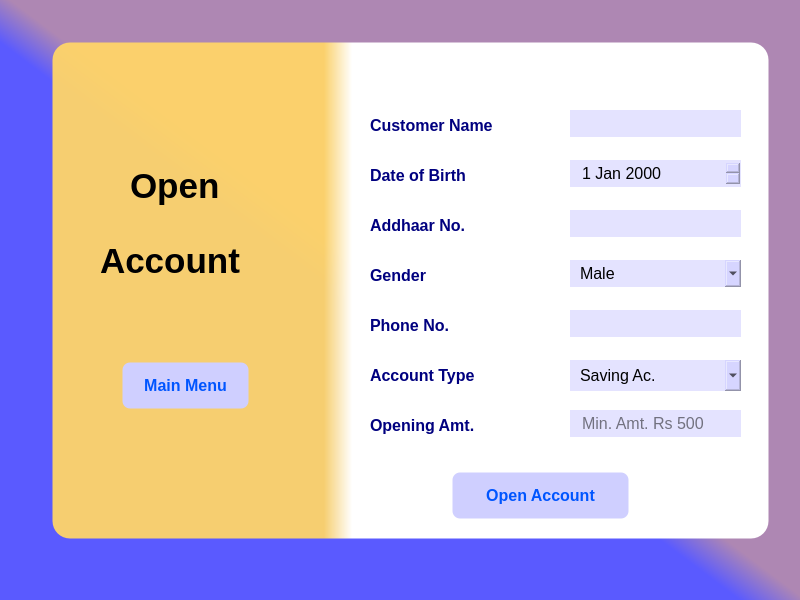
Before: the Qt Designer form mainwindow.ui in iamroHit12/BankMangement, drawn with Qt 5.
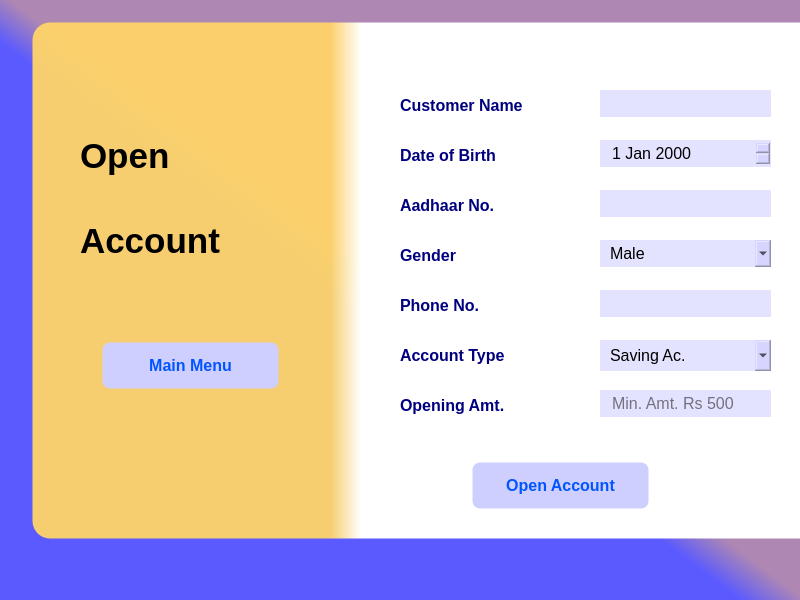
After: the same form once the commit is applied.

What changed in the file:
```diff
--- a/mainwindow.ui
+++ b/mainwindow.ui
@@ -20,10 +20,10 @@
    <widget class="QFrame" name="frame">
     <property name="geometry">
      <rect>
-      <x>50</x>
-      <y>40</y>
-      <width>721</width>
-      <height>501</height>
+      <x>30</x>
+      <y>20</y>
+      <width>791</width>
+      <height>521</height>
      </rect>
     </property>
     <property name="styleSheet">
@@ -43,7 +43,7 @@
     <widget class="QLineEdit" name="aadhar_no">
      <property name="geometry">
       <rect>
-       <x>520</x>
+       <x>570</x>
        <y>170</y>
        <width>171</width>
        <height>27</height>
@@ -63,7 +63,7 @@
     <widget class="QLineEdit" name="min_amount">
      <property name="geometry">
       <rect>
-       <x>520</x>
+       <x>570</x>
        <y>370</y>
        <width>171</width>
        <height>27</height>
@@ -86,7 +86,7 @@
     <widget class="QLineEdit" name="customer_name">
      <property name="geometry">
       <rect>
-       <x>520</x>
+       <x>570</x>
        <y>70</y>
        <width>171</width>
        <height>27</height>
@@ -106,7 +106,7 @@
     <widget class="QLineEdit" name="phone_no">
      <property name="geometry">
       <rect>
-       <x>520</x>
+       <x>570</x>
        <y>270</y>
        <width>171</width>
        <height>27</height>
@@ -126,7 +126,7 @@
     <widget class="QDateEdit" name="dateEdit">
      <property name="geometry">
       <rect>
-       <x>520</x>
+       <x>570</x>
        <y>120</y>
        <width>171</width>
        <height>27</height>
@@ -146,7 +146,7 @@
     <widget class="QComboBox" name="gender">
      <property name="geometry">
       <rect>
-       <x>520</x>
+       <x>570</x>
        <y>220</y>
        <width>171</width>
        <height>27</height>
@@ -181,9 +181,9 @@
     <widget class="QLabel" name="label_10">
      <property name="geometry">
       <rect>
-       <x>320</x>
+       <x>370</x>
        <y>170</y>
-       <width>131</width>
+       <width>181</width>
        <height>31</height>
       </rect>
      </property>
@@ -201,15 +201,15 @@
 color:rgb(0, 0, 127)</string>
      </property>
      <property name="text">
-      <string>Addhaar No.</string>
+      <string>Aadhaar No.</string>
      </property>
     </widget>
     <widget class="QLabel" name="label_12">
      <property name="geometry">
       <rect>
-       <x>320</x>
+       <x>370</x>
        <y>370</y>
-       <width>151</width>
+       <width>181</width>
        <height>31</height>
       </rect>
      </property>
@@ -233,9 +233,9 @@
     <widget class="QLabel" name="label_3">
      <property name="geometry">
       <rect>
-       <x>320</x>
+       <x>370</x>
        <y>70</y>
-       <width>161</width>
+       <width>201</width>
        <height>31</height>
       </rect>
      </property>
@@ -259,9 +259,9 @@
     <widget class="QLabel" name="label_5">
      <property name="geometry">
       <rect>
-       <x>320</x>
+       <x>370</x>
        <y>270</y>
-       <width>111</width>
+       <width>141</width>
        <height>31</height>
       </rect>
      </property>
@@ -285,9 +285,9 @@
     <widget class="QLabel" name="label_6">
      <property name="geometry">
       <rect>
-       <x>320</x>
+       <x>370</x>
        <y>120</y>
-       <width>131</width>
+       <width>201</width>
        <height>31</height>
       </rect>
      </property>
@@ -311,9 +311,9 @@
     <widget class="QLabel" name="label_8">
      <property name="geometry">
       <rect>
-       <x>320</x>
+       <x>370</x>
        <y>220</y>
-       <width>91</width>
+       <width>111</width>
        <height>31</height>
       </rect>
      </property>
@@ -337,9 +337,9 @@
     <widget class="QLabel" name="label_9">
      <property name="geometry">
       <rect>
-       <x>320</x>
+       <x>370</x>
        <y>320</y>
-       <width>151</width>
+       <width>191</width>
        <height>31</height>
       </rect>
      </property>
@@ -363,7 +363,7 @@
     <widget class="QComboBox" name="account_type">
      <property name="geometry">
       <rect>
-       <x>520</x>
+       <x>570</x>
        <y>320</y>
        <width>171</width>
        <height>31</height>
@@ -393,8 +393,8 @@
     <widget class="QPushButton" name="pushButton">
      <property name="geometry">
       <rect>
-       <x>400</x>
-       <y>430</y>
+       <x>440</x>
+       <y>440</y>
        <width>181</width>
        <height>51</height>
       </rect>
@@ -420,7 +420,7 @@
       <rect>
        <x>70</x>
        <y>320</y>
-       <width>131</width>
+       <width>181</width>
        <height>51</height>
       </rect>
      </property>
@@ -443,9 +443,9 @@
     <widget class="QLabel" name="label">
      <property name="geometry">
       <rect>
-       <x>80</x>
-       <y>110</y>
-       <width>121</width>
+       <x>50</x>
+       <y>100</y>
+       <width>181</width>
        <height>71</height>
       </rect>
      </property>
@@ -469,7 +469,7 @@
       <rect>
        <x>50</x>
        <y>190</y>
-       <width>191</width>
+       <width>221</width>
        <height>61</height>
       </rect>
      </property>
```
Left out of the diff: 2 changed lines with no effect on the pictures.
